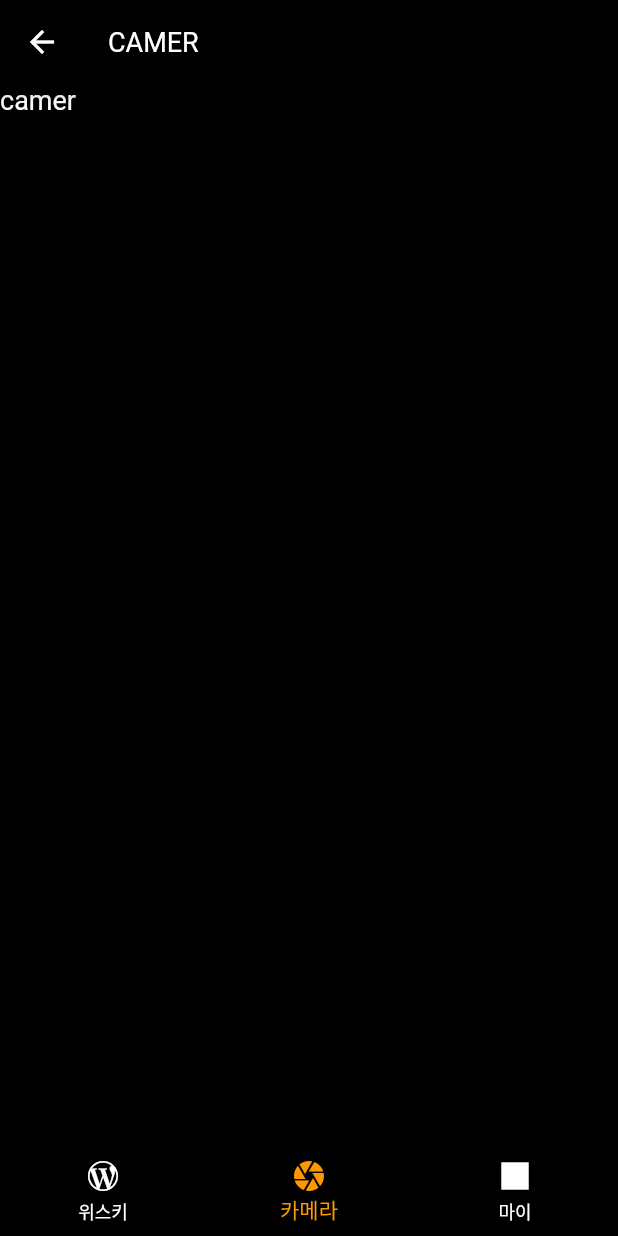
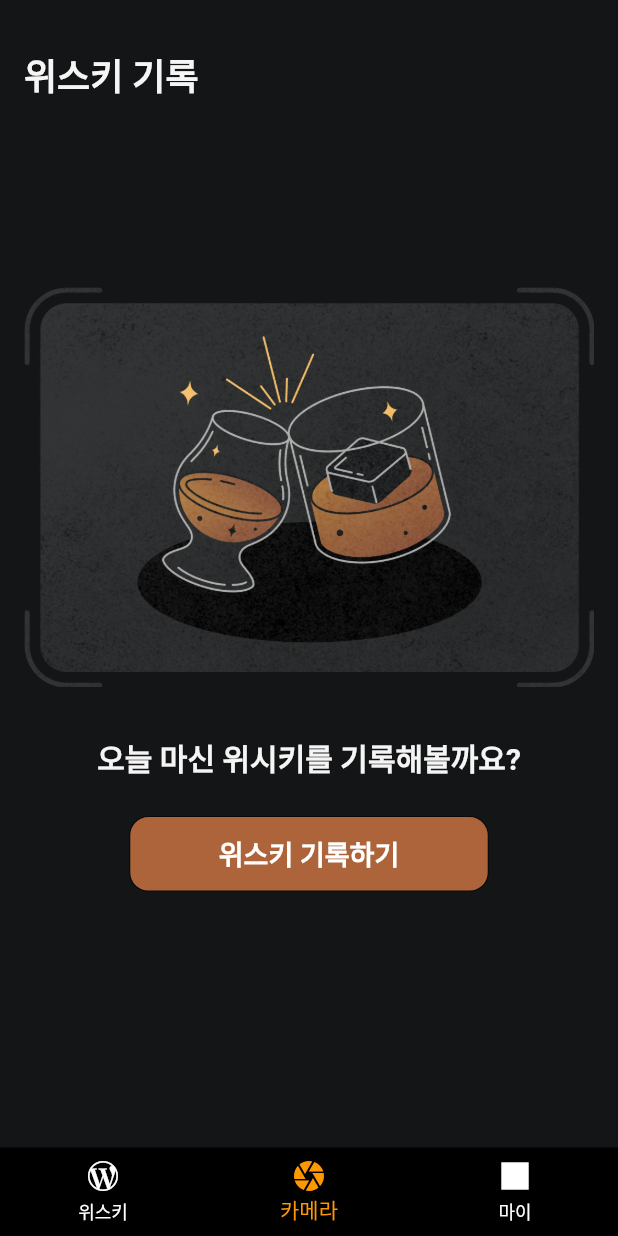
Before and after one commit to earning-rightly/whilabel, a Flutter app: the screen it shows after launch, item 2 of the bottom bar chosen, on a phone screen of 412 x 824 dp. Run offline on Flutter 3.47's test engine with Material 2 defaults, Android fonts, the phone set to English and light mode, and no system bars; our stand-ins replace cloud_firestore, dartx, firebase_auth, firebase_core, flutter_dotenv, flutter_rating_bar and 7 more; missing offline and left inert: cloud_firestore_odm, kakao_flutter_sdk_user; accounts and stored records are empty; generated files the repository leaves out were written again; network calls fail; Roboto replaces fonts that are missing (Pretendard); project files that could hold a hidden picture were left out.

Commit message:
[feature] 피그마 디자인 적용 CameraView() 를 추가합니다 (#132)
* [feature] Add CameraView Image

* [feature] Add CameraView()

* [delete] delete CameraView appbar on HomeView

* [feature] change scaffoldBackgroundColor & TextStyle

- themeData에서 사용중인 기본 색상을 변경하였습니다.
- TextStylesManager에서 잘못 등록한 fontSize를 변경합니다

---------

Co-authored-by: hihibara <joungminseong@Joungui-MacBookAir.local>

```diff
--- /dev/null
+++ b/apps/mobiles/whilabel/lib/screens/camera/camera_view.dart
@@ -0,0 +1,78 @@
+import 'package:flutter/cupertino.dart';
+import 'package:flutter/material.dart';
+import 'package:whilabel/mock_data/mock_camera_route.dart';
+import 'package:whilabel/screens/constants/colors_manager.dart';
+import 'package:whilabel/screens/constants/text_styles_manager.dart';
+import 'package:whilabel/screens/constants/whilabel_design_setting.dart';
+import 'package:whilabel/screens/constants/path/image_paths.dart' as imagePaths;
+import 'package:whilabel/screens/global/widgets/long_text_button.dart';
+
+class CameraView extends StatelessWidget {
+  const CameraView({super.key});
+
+  @override
+  Widget build(BuildContext context) {
+    return SafeArea(
+        child: Padding(
+      padding: WhilablePadding.onlyHoizBasicPadding,
+      child: Column(
+        crossAxisAlignment: CrossAxisAlignment.start,
+        children: [
+          Expanded(
+            flex: 1,
+            child: Padding(
+              padding: EdgeInsets.only(top: 32),
+              child: Text(
+                "위스키 기록",
+                style: TextStylesManager()
+                    .createHadColorTextStyle("B24", ColorsManager.gray500),
+              ),
+            ),
+          ),
+          Expanded(
+            flex: 3,
+            child: SizedBox(
+              child: Column(
+                children: [
+                  Image.asset(
+                    imagePaths.cameraViewPngImage,
+                  ),
+                  SizedBox(height: WhilabelSpacing.spac32),
+                  Text(
+                    "오늘 마신 위시키를 기록해볼까요?",
+                    style: TextStylesManager()
+                        .createHadColorTextStyle("B20", ColorsManager.gray500),
+                    textAlign: TextAlign.left,
+                  ),
+                  SizedBox(height: WhilabelSpacing.spac24),
+                  Row(
+                    children: [
+                      Expanded(flex: 10, child: SizedBox()),
+                      Expanded(
+                        flex: 34,
+                        child: LongTextButton(
+                          buttonText: "위스키 기록하기",
+                          color: ColorsManager.brown100,
+                          onPressedFunc: () {
+                            // todo 테스트로 사용할 루트 나중에 다시 바꿀예정
+                            Navigator.push(
+                              context,
+                              MaterialPageRoute(
+                                builder: (context) => MockCameraRoute(),
+                              ),
+                            );
+                          },
+                        ),
+                      ),
+                      Expanded(flex: 10, child: SizedBox()),
+                    ],
+                  )
+                ],
+              ),
+            ),
+          )
+        ],
+      ),
+    ));
+  }
+}
--- a/apps/mobiles/whilabel/lib/screens/constants/path/image_paths.dart
+++ b/apps/mobiles/whilabel/lib/screens/constants/path/image_paths.dart
@@ -3,3 +3,4 @@ const instargramIcon = "assets/login/instargram_login.svg";
 const kakaoIcon = "assets/login/kakao_login.svg";
 const googleIcon = "assets/login/google_login.svg";
 const whilableIcon = "assets/login/Whilabel.svg";
+const cameraViewPngImage = "assets/camera/camera_view_image.png";
--- a/apps/mobiles/whilabel/lib/screens/constants/text_styles_manager.dart
+++ b/apps/mobiles/whilabel/lib/screens/constants/text_styles_manager.dart
@@ -3,11 +3,11 @@ import 'package:flutter/rendering.dart';
 class TextStylesManager {
 // bold style
   static TextStyle bold28 =
-      TextStyle(fontSize: 30, fontWeight: FontWeight.bold);
+      TextStyle(fontSize: 28, fontWeight: FontWeight.bold);
   static TextStyle bold24 =
-      TextStyle(fontSize: 26, fontWeight: FontWeight.bold);
+      TextStyle(fontSize: 24, fontWeight: FontWeight.bold);
   static TextStyle bold20 =
-      TextStyle(fontSize: 22, fontWeight: FontWeight.bold);
+      TextStyle(fontSize: 20, fontWeight: FontWeight.bold);
   static TextStyle bold18 =
       TextStyle(fontSize: 20, fontWeight: FontWeight.bold);
   static TextStyle bold16 =
--- a/apps/mobiles/whilabel/lib/screens/constants/themedata_manager.dart
+++ b/apps/mobiles/whilabel/lib/screens/constants/themedata_manager.dart
@@ -1,9 +1,10 @@
 import 'package:flutter/material.dart';
+import 'package:whilabel/screens/constants/colors_manager.dart';
 
 final ThemeData whilabelTheme = ThemeData(
   fontFamily: 'Pretendard',
-  scaffoldBackgroundColor: Colors.black,
-  appBarTheme: const AppBarTheme(backgroundColor: Colors.black),
+  scaffoldBackgroundColor: ColorsManager.black100,
+  appBarTheme: AppBarTheme(backgroundColor: ColorsManager.black100),
   bannerTheme: const MaterialBannerThemeData(backgroundColor: Colors.grey),
   textTheme: const TextTheme(
     bodyLarge:
--- a/apps/mobiles/whilabel/lib/screens/home/home_view.dart
+++ b/apps/mobiles/whilabel/lib/screens/home/home_view.dart
@@ -1,4 +1,5 @@
 import 'package:flutter/material.dart';
+import 'package:whilabel/screens/camera/camera_view.dart';
 import 'package:whilabel/screens/home/widgets/build_widfets/build_home_appbar.dart';
 import 'package:whilabel/screens/home/widgets/home_tab_bar.dart';
 import 'package:whilabel/screens/my_page/my_page_view.dart';
@@ -15,11 +16,7 @@ class _HomeViewState extends State<HomeView> {
 
   final List<Widget> bottomNavigationBodyRoutes = <Widget>[
     HomeTabBar(),
-    Text(
-      // test값
-      'camer',
-      style: TextStyle(color: Colors.white),
-    ),
+    CameraView(),
     MyPageView()
   ];
 
@@ -44,16 +41,7 @@ class _HomeViewState extends State<HomeView> {
             case 0:
               return buildHomeAppbar(context, myWhiskeyCounters);
             case 1:
-              return AppBar(
-                title: Container(
-                  width: double.infinity,
-                  alignment: Alignment.centerLeft,
-                  child: Text(
-                    "CAMER",
-                    style: Theme.of(context).textTheme.bodyMedium,
-                  ),
-                ),
-              );
+              break;
             case 2:
               break;
           }
--- a/apps/mobiles/whilabel/pubspec.yaml
+++ b/apps/mobiles/whilabel/pubspec.yaml
@@ -75,6 +75,7 @@ flutter:
   assets:
 
     - assets/login/
+    - assets/camera/
     - assets/icon/
     - assets/icon/_back/
     - assets/icon/_taste/
```
Also changed, not shown: apps/mobiles/whilabel/assets/camera/camera_view_image.png (added).
